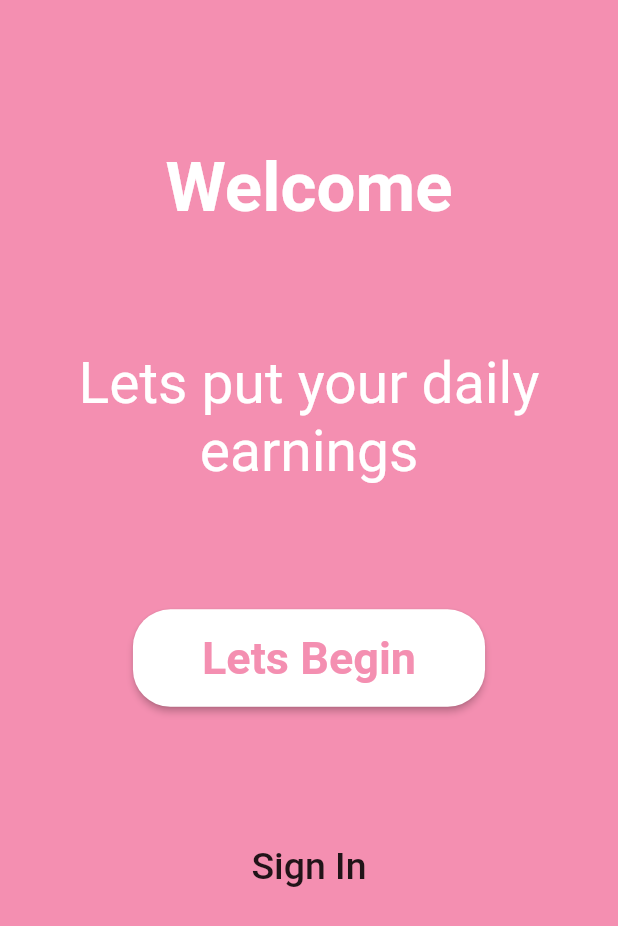
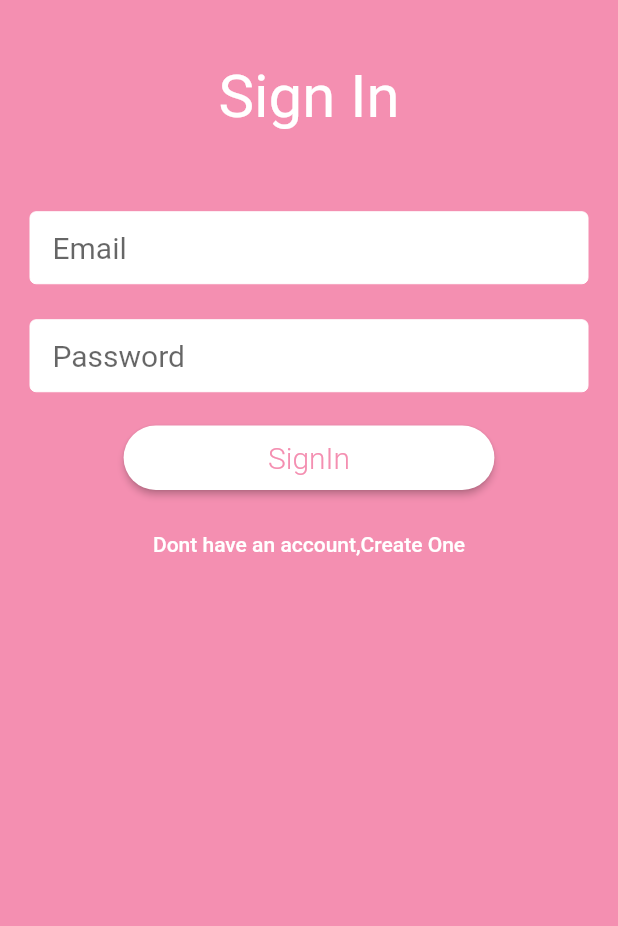
Before and after one commit to PushkaraSharma/MoneyDiary, a Flutter app: the screen it shows after launch, after a tap on "Sign In", on a phone screen of 412 x 824 dp. Shown: the top 926 px of the screen. Run offline on Flutter 3.47's test engine with Material 2 defaults, Android fonts, the phone set to English and light mode, and no system bars; drawn by our look-alikes of auto_size_text; our stand-ins replace firebase_auth; accounts and stored records are empty.

Commit message:
Second Commit "build sign up and signin with email & pwd with firebase connectivity along with validation of forms and custom error message"

```diff
--- a/lib/main.dart
+++ b/lib/main.dart
@@ -1,21 +1,47 @@
 import 'package:flutter/material.dart';
+import 'package:money_diary/services/auth_services.dart';
 import 'package:money_diary/starting_views/first_view.dart';
 import 'package:money_diary/home.dart';
+import 'package:money_diary/starting_views/signup_view.dart';
+import 'package:money_diary/widgets/provider_widget.dart';
+
 void main() => runApp(MyApp());
 
 class MyApp extends StatelessWidget {
   // This widget is the root of your application.
   @override
   Widget build(BuildContext context) {
-    return MaterialApp(
-      title: "Money Diary",
-      theme: ThemeData(
-        primarySwatch: Colors.orange,
+    return Provider(
+      auth: AuthService(),
+      child: MaterialApp(
+        title: "Money Diary",
+        theme: ThemeData(
+          primarySwatch: Colors.lightBlue,
+        ),
+        home: Home_Control(),
+        routes: <String,WidgetBuilder>{
+          '/signUp':(BuildContext context)=>Signup_view(authFormType: AuthFormType.signUp,),
+          '/signIn':(BuildContext context)=>Signup_view(authFormType: AuthFormType.signIn,),
+          '/home':(BuildContext context)=>Home_Control(),
+        }
       ),
-      home: FirstView(),
-      routes: <String,WidgetBuilder>{
-        '/signUp':(BuildContext context)=>Home(),
-      }
     );
   }
 }
+
+class Home_Control extends StatelessWidget {
+  @override
+  Widget build(BuildContext context) {
+    final AuthService auth = Provider.of(context).auth;
+    return StreamBuilder(
+      stream: auth.onAuthStateChanged,
+      builder: (context,AsyncSnapshot<String> snapshot){
+        if(snapshot.connectionState == ConnectionState.active){
+          final bool signIn = snapshot.hasData;
+          return signIn ? Home():FirstView();
+        }
+        return CircularProgressIndicator();
+      },
+    );
+  }
+}
--- a/lib/services/auth_services.dart
+++ b/lib/services/auth_services.dart
@@ -30,4 +30,45 @@ class AuthService{
     return user.uid;
   }
 
+  //SignOut
+  signOut(){
+    return _firebaseAuth.signOut();
+  }
+
 }
+
+// for signin and signup form validation
+class EmailValidator{
+  static String validate(String val){
+    if(val.isEmpty){
+      return "Email field can't be empty!! ";
+    }
+    return null;
+  }
+}
+class PasswordValidator{
+  static String validate(String val){
+    if(val.isEmpty){
+      return "Please insert the password!! ";
+    }
+    if(val.length<8){
+      return "Length of password should be more than 8 characters!!";
+    }
+    return null;
+  }
+}
+
+class NameValidator{
+  static String validate(String val){
+    if(val.isEmpty){
+      return "Name field can't be empty !! ";
+    }
+    if(val.length<2){
+      return "Length of name should be more than 2 characters!!";
+    }
+    if(val.length>50){
+      return "Length of name should be less than 50 characters!!";
+    }
+    return null;
+  }
+}
--- a/lib/starting_views/first_view.dart
+++ b/lib/starting_views/first_view.dart
@@ -42,7 +42,9 @@ class FirstView extends StatelessWidget {
                 SizedBox(height: height*0.1,),
                 FlatButton(
                   child: Text('Sign In',style: TextStyle(fontSize: 25),),
-                  onPressed: (){},
+                  onPressed: (){
+                    Navigator.of(context).pushReplacementNamed('/signIn');
+                  },
                 )
               ],
             ),
--- /dev/null
+++ b/lib/starting_views/signup_view.dart
@@ -0,0 +1,233 @@
+
+import 'package:flutter/material.dart';
+import 'package:firebase_auth/firebase_auth.dart';
+import 'package:auto_size_text/auto_size_text.dart';
+import 'package:money_diary/services/auth_services.dart';
+import 'package:money_diary/widgets/provider_widget.dart';
+
+
+final primaryColor = const Color(0xFFF48FB1);
+enum AuthFormType{signIn,signUp}
+
+class Signup_view extends StatefulWidget {
+
+  final AuthFormType authFormType;
+  Signup_view({Key key,@required this.authFormType}):super(key:key);
+
+  @override
+  _Signup_viewState createState() => _Signup_viewState(authFormType: this.authFormType);
+}
+
+class _Signup_viewState extends State<Signup_view> {
+
+
+  AuthFormType authFormType;
+  _Signup_viewState({this.authFormType});
+
+  final formkey = GlobalKey<FormState>();
+  String email, password,name,error;
+
+  void switchFromState(String state){
+    formkey.currentState.reset();
+    if(state =='SignUp'){
+      setState(()=>authFormType = AuthFormType.signUp);
+    }
+    else{
+      setState(()=> authFormType = AuthFormType.signIn);
+    }
+  }
+  bool validate(){
+    final form = formkey.currentState;
+    //form.save();
+    if(form.validate()){
+      form.save();
+      return true;
+    }
+    return false;
+  }
+  void submitForm() async{
+    if(validate()) {
+      try {
+        //ask provider for authservice as it is highest
+        final auth = Provider
+            .of(context)
+            .auth;
+
+        if (authFormType == AuthFormType.signIn) {
+          String uid = await auth.signInWithEmailAndPassword(email, password);
+          print('Sign In $uid');
+          Navigator.of(context).pushReplacementNamed('/home');
+        }
+        else {
+          String uid = await auth.createUserWithEmailAndPassword(
+              email, password, name);
+          print('Created account for $uid');
+          Navigator.of(context).pushReplacementNamed('/home');
+        }
+      } catch (e) {
+        setState(() =>error = e.message);
+        print(e.toString());
+      }
+    }
+  }
+
+  @override
+  Widget build(BuildContext context) {
+    final width = MediaQuery.of(context).size.width;
+    final height = MediaQuery.of(context).size.height;
+
+
+    return Scaffold(
+      body: Container(
+        color: primaryColor,
+        height: height,
+        width: width,
+
+        child: SafeArea(
+          child: SingleChildScrollView(
+            child: Column(
+              children: <Widget>[
+                SizedBox(height: height * 0.025,),
+                showAlertFromFirebase(),
+                SizedBox(height: height * 0.025,),
+                buildHeader(),
+                SizedBox(height: height * 0.04,),
+                Padding(
+                  padding: const EdgeInsets.all(20.0),
+                  child: Form(
+                    key: formkey,
+                    child: Column(
+                      children: inputforms()+buildSwitchButtons(),
+                    ),
+                  ),
+                )
+              ],
+            ),
+          ),
+        ),
+      ),
+    );
+  }
+
+  Widget showAlertFromFirebase(){
+    if(error!=null){
+      return Container(
+        color: Colors.red[300],
+        width: double.infinity, //whole width of screen
+        padding: EdgeInsets.all(8.0),
+        child: Row(
+          children: <Widget>[
+            Padding(
+              padding: const EdgeInsets.only(right: 8.0),
+              child: Icon(Icons.error_outline),
+            ),
+            Expanded(child: AutoSizeText(error,maxLines: 2,),),
+            Padding(
+              padding: const EdgeInsets.only(left: 8.0),
+              child: IconButton(icon: Icon(Icons.clear),
+              onPressed: (){
+                setState(()=>error = null);
+              },),
+            )
+          ],
+        ),
+      );
+    }
+    return SizedBox(height: 0.0,);
+  }
+  AutoSizeText buildHeader() {
+    String headerText;
+    if(authFormType == AuthFormType.signUp){headerText = 'Create New Account';}
+    else{headerText = 'Sign In';}
+    return AutoSizeText(headerText, maxLines: 1,
+              textAlign: TextAlign.center,
+              style: TextStyle(fontSize: 40, color: Colors.white),);
+  }
+
+  List<Widget> inputforms() {
+    List<Widget> textfields = [];
+    // If signup page so add name also
+    if(authFormType == AuthFormType.signUp){
+      textfields.add(TextFormField(
+        validator: NameValidator.validate,
+        style: TextStyle(fontSize: 20),
+        decoration: buildinputDecoration('Name'),
+        onSaved: (value)=> name =value,
+      ),
+      );
+      textfields.add(SizedBox(height: 24,)
+      );
+    }
+
+    //add email and password
+    textfields.add(
+      TextFormField(
+        validator: EmailValidator.validate,
+        style: TextStyle(fontSize: 20),
+        decoration: buildinputDecoration('Email'),
+        onSaved: (value)=> email=value,
+      ),
+    );
+    textfields.add(
+      SizedBox(height: 24,)
+    );
+    textfields.add(
+        TextFormField(
+          validator: PasswordValidator.validate,
+          obscureText: true,
+          style: TextStyle(fontSize: 20),
+          decoration: buildinputDecoration('Password'),
+          onSaved: (value)=> password=value,
+        ),
+    );
+
+    return textfields;
+  }
+
+  InputDecoration buildinputDecoration(String hint) {
+    return InputDecoration(
+        hintText: hint,filled: true,fillColor: Colors.white,focusColor: Colors.white,
+        enabledBorder: OutlineInputBorder(borderSide: BorderSide(color: Colors.white,width: 0.0) ),
+        contentPadding: const EdgeInsets.fromLTRB(15,10,15,10)
+      );
+  }
+
+  List<Widget>buildSwitchButtons(){
+    String switchButtonsText,newFormState,submitButtonText;
+    if(authFormType ==AuthFormType.signIn){
+      switchButtonsText = 'Dont have an account,Create One';
+      newFormState = 'SignUp';
+      submitButtonText = 'SignIn';
+    }
+    else{
+      switchButtonsText = 'Have an account? Sign In';
+      newFormState = 'SignIn';
+      submitButtonText = 'SignUp';
+    }
+    return[
+      SizedBox(height: 20,),
+      Container(
+        width: MediaQuery.of(context).size.width*0.6,
+        child: RaisedButton(
+          shape: RoundedRectangleBorder(borderRadius: BorderRadius.circular(25.0)),
+          color: Colors.white,
+          textColor: primaryColor,
+          onPressed: (){
+            submitForm();
+          },
+          child: Padding(
+            padding: EdgeInsets.all(10.0),
+            child: Text(submitButtonText,style: TextStyle(fontSize: 20.0,fontWeight:FontWeight.w300 ),),
+          )
+        ),
+      ),
+      SizedBox(height: 10,),
+      FlatButton(
+      child: Text(switchButtonsText,style: TextStyle(color: Colors.white),),
+      onPressed: (){
+        switchFromState(newFormState);
+      },
+    )];
+  }
+
+}
--- /dev/null
+++ b/lib/widgets/provider_widget.dart
@@ -0,0 +1,14 @@
+import 'package:flutter/material.dart';
+import 'package:money_diary/services/auth_services.dart';
+
+class Provider extends InheritedWidget{
+  final AuthService auth;
+  Provider({Key key,Widget child,this.auth}):super(key:key,child:child);
+
+  @override
+  bool updateShouldNotify(InheritedWidget oldWidget){
+    return true;
+  }
+
+  static Provider of(BuildContext context)=>(context.inheritFromWidgetOfExactType(Provider)as Provider);
+}
```
Also changed, not shown: lib/home.dart (+36 -2 lines).
